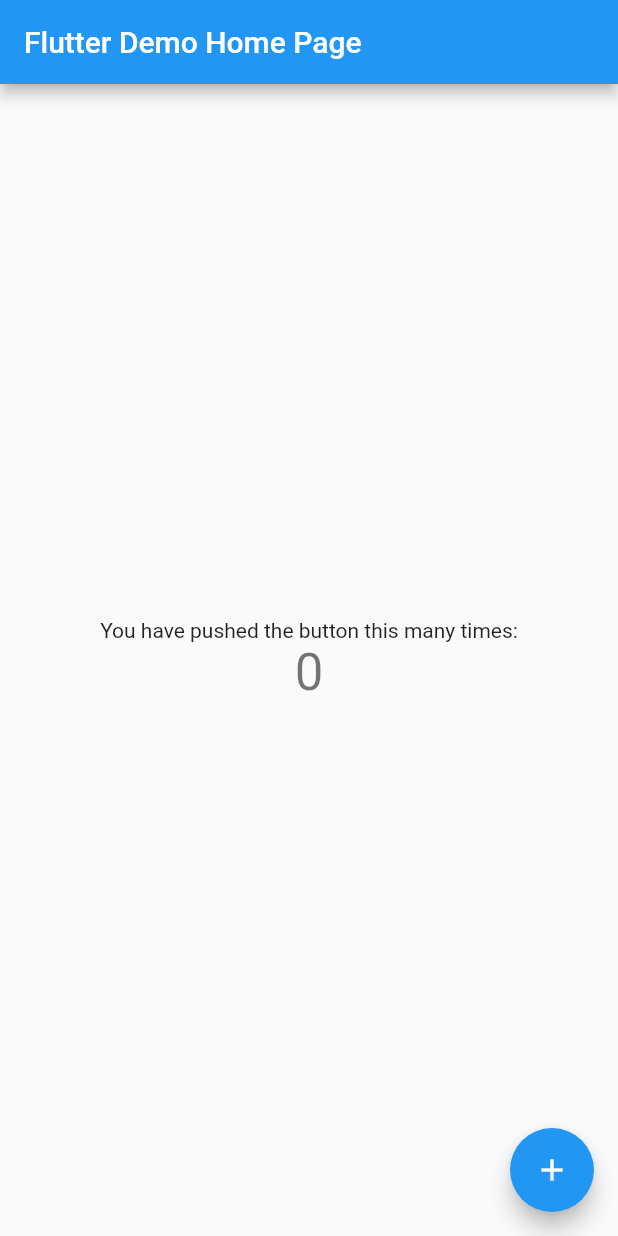
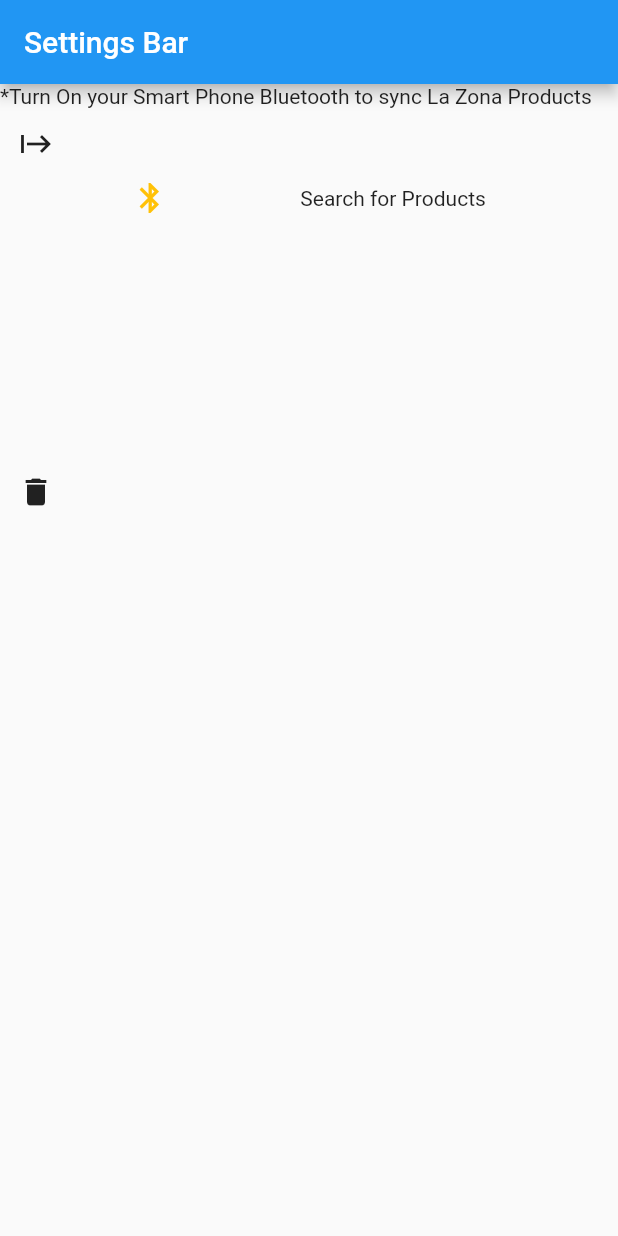
Before and after one commit to LaZona16/zone_app, a Flutter app: the screen it shows after launch, on a phone screen of 412 x 824 dp. Run offline on Flutter 3.47's test engine with Material 2 defaults, Android fonts, the phone set to English and light mode, and no system bars; our stand-ins replace get_it.

Commit message:
Added ViewModel, Screen and a couple of widgets.

```diff
--- /dev/null
+++ b/lib/business_logic/models/bluetooth_device.dart
@@ -0,0 +1,7 @@
+class BluetoothDevice {
+  final String name;
+
+  BluetoothDevice({
+    required this.name,
+  });
+}
--- /dev/null
+++ b/lib/business_logic/view_models/settings_viewmodel.dart
@@ -0,0 +1,23 @@
+import 'package:flutter/material.dart';
+import 'package:zone_app/business_logic/models/bluetooth_device.dart';
+
+import 'package:zone_app/services/bluetooth/bluetooth_service.dart';
+import 'package:zone_app/services/service_locator.dart';
+
+class SettingsScreenViewModel with ChangeNotifier {
+  final BluetoothService _bluetoothService = serviceLocator<BluetoothService>();
+  List<BluetoothDevice> _devices = [];
+
+  List<BluetoothDevice> get devices => _devices;
+
+  //Search for BE devices
+  void loadData() {
+    _devices = _bluetoothService.getBluetoothDevices();
+    notifyListeners();
+  }
+
+  void clearData() {
+    _devices.clear();
+    notifyListeners();
+  }
+}
--- a/lib/main.dart
+++ b/lib/main.dart
@@ -1,115 +1,24 @@
 import 'package:flutter/material.dart';
+import 'package:zone_app/services/service_locator.dart';
+import 'package:zone_app/ui/views/settings_screen.dart';
 
 void main() {
+  setupServiceLocator();
   runApp(const MyApp());
 }
 
 class MyApp extends StatelessWidget {
   const MyApp({Key? key}) : super(key: key);
 
-  // This widget is the root of your application.
   @override
   Widget build(BuildContext context) {
     return MaterialApp(
-      title: 'Flutter Demo',
+      title: 'The Zone App',
+      //Create the assets of the app
       theme: ThemeData(
-        // This is the theme of your application.
-        //
-        // Try running your application with "flutter run". You'll see the
-        // application has a blue toolbar. Then, without quitting the app, try
-        // changing the primarySwatch below to Colors.green and then invoke
-        // "hot reload" (press "r" in the console where you ran "flutter run",
-        // or simply save your changes to "hot reload" in a Flutter IDE).
-        // Notice that the counter didn't reset back to zero; the application
-        // is not restarted.
         primarySwatch: Colors.blue,
       ),
-      home: const MyHomePage(title: 'Flutter Demo Home Page'),
+      home: SettingsPage(),
     );
   }
 }
-
-class MyHomePage extends StatefulWidget {
-  const MyHomePage({Key? key, required this.title}) : super(key: key);
-
-  // This widget is the home page of your application. It is stateful, meaning
-  // that it has a State object (defined below) that contains fields that affect
-  // how it looks.
-
-  // This class is the configuration for the state. It holds the values (in this
-  // case the title) provided by the parent (in this case the App widget) and
-  // used by the build method of the State. Fields in a Widget subclass are
-  // always marked "final".
-
-  final String title;
-
-  @override
-  State<MyHomePage> createState() => _MyHomePageState();
-}
-
-class _MyHomePageState extends State<MyHomePage> {
-  int _counter = 0;
-
-  void _incrementCounter() {
-    setState(() {
-      // This call to setState tells the Flutter framework that something has
-      // changed in this State, which causes it to rerun the build method below
-      // so that the display can reflect the updated values. If we changed
-      // _counter without calling setState(), then the build method would not be
-      // called again, and so nothing would appear to happen.
-      _counter++;
-    });
-  }
-
-  @override
-  Widget build(BuildContext context) {
-    // This method is rerun every time setState is called, for instance as done
-    // by the _incrementCounter method above.
-    //
-    // The Flutter framework has been optimized to make rerunning build methods
-    // fast, so that you can just rebuild anything that needs updating rather
-    // than having to individually change instances of widgets.
-    return Scaffold(
-      appBar: AppBar(
-        // Here we take the value from the MyHomePage object that was created by
-        // the App.build method, and use it to set our appbar title.
-        title: Text(widget.title),
-      ),
-      body: Center(
-        // Center is a layout widget. It takes a single child and positions it
-        // in the middle of the parent.
-        child: Column(
-          // Column is also a layout widget. It takes a list of children and
-          // arranges them vertically. By default, it sizes itself to fit its
-          // children horizontally, and tries to be as tall as its parent.
-          //
-          // Invoke "debug painting" (press "p" in the console, choose the
-          // "Toggle Debug Paint" action from the Flutter Inspector in Android
-          // Studio, or the "Toggle Debug Paint" command in Visual Studio Code)
-          // to see the wireframe for each widget.
-          //
-          // Column has various properties to control how it sizes itself and
-          // how it positions its children. Here we use mainAxisAlignment to
-          // center the children vertically; the main axis here is the vertical
-          // axis because Columns are vertical (the cross axis would be
-          // horizontal).
-          mainAxisAlignment: MainAxisAlignment.center,
-          children: <Widget>[
-            const Text(
-              'You have pushed the button this many times:',
-            ),
-            Text(
-              '$_counter',
-              style: Theme.of(context).textTheme.headline4,
-            ),
-          ],
-        ),
-      ),
-      floatingActionButton: FloatingActionButton(
-        onPressed: _incrementCounter,
-        tooltip: 'Increment',
-        child: const Icon(Icons.add),
-      ), // This trailing comma makes auto-formatting nicer for build methods.
-    );
-  }
-}
--- /dev/null
+++ b/lib/services/bluetooth/bluetooth_service.dart
@@ -0,0 +1,5 @@
+import 'package:zone_app/business_logic/models/bluetooth_device.dart';
+
+abstract class BluetoothService {
+  List<BluetoothDevice> getBluetoothDevices();
+}
--- /dev/null
+++ b/lib/services/bluetooth/bluetooth_service_fake.dart
@@ -0,0 +1,15 @@
+import 'package:zone_app/business_logic/models/bluetooth_device.dart';
+import 'package:zone_app/services/bluetooth/bluetooth_service.dart';
+
+class BluetoothServiceFake implements BluetoothService {
+  @override
+  List<BluetoothDevice> getBluetoothDevices() {
+    return [
+      BluetoothDevice(name: "Disp1"),
+      BluetoothDevice(name: "Disp2"),
+      BluetoothDevice(name: "Disp3"),
+      BluetoothDevice(name: "Disp4"),
+      BluetoothDevice(name: "Disp5"),
+    ];
+  }
+}
--- /dev/null
+++ b/lib/services/service_locator.dart
@@ -0,0 +1,14 @@
+import 'package:get_it/get_it.dart';
+import 'package:zone_app/business_logic/view_models/settings_viewmodel.dart';
+import 'package:zone_app/services/bluetooth/bluetooth_service.dart';
+import 'package:zone_app/services/bluetooth/bluetooth_service_fake.dart';
+
+GetIt serviceLocator = GetIt.instance;
+
+void setupServiceLocator() {
+  serviceLocator
+      .registerLazySingleton<BluetoothService>(() => BluetoothServiceFake());
+
+  serviceLocator.registerFactory<SettingsScreenViewModel>(
+      () => SettingsScreenViewModel());
+}
--- /dev/null
+++ b/lib/ui/views/settings_screen.dart
@@ -0,0 +1,56 @@
+import 'package:flutter/material.dart';
+import 'package:provider/provider.dart';
+import 'package:zone_app/business_logic/view_models/settings_viewmodel.dart';
+import 'package:zone_app/services/service_locator.dart';
+import 'package:zone_app/ui/widgets/device_items.dart';
+import 'package:zone_app/ui/widgets/text_icon.dart';
+
+class SettingsPage extends StatelessWidget {
+  SettingsScreenViewModel settingsModel =
+      serviceLocator<SettingsScreenViewModel>();
+
+  @override
+  Widget build(BuildContext context) {
+    return ChangeNotifierProvider<SettingsScreenViewModel>(
+      create: (context) => settingsModel,
+      child: Scaffold(
+        appBar: AppBar(
+          title: Text("Settings Bar"),
+        ),
+        body: Column(
+          crossAxisAlignment: CrossAxisAlignment.start,
+          children: <Widget>[
+            const Text(
+                "*Turn On your Smart Phone Bluetooth to sync La Zona Products"),
+            // Click to search
+            IconButton(
+              onPressed: () {
+                settingsModel.loadData();
+              },
+              icon: Icon(Icons.start),
+            ),
+            const TextIcon(icon: Icons.bluetooth, title: "Search for Products"),
+            //ListView of Bluetooth Devices
+            Consumer<SettingsScreenViewModel>(
+              builder: (context, model, child) =>
+                  DeviceItems(devices: model.devices),
+            ),
+            //Click to delete
+            IconButton(
+              onPressed: () {
+                settingsModel.clearData();
+              },
+              icon: Icon(Icons.delete),
+            ),
+            // Syncronized products
+            // Card of 3 products
+
+            //Default Color
+
+            //Colors
+          ],
+        ),
+      ),
+    );
+  }
+}
--- /dev/null
+++ b/lib/ui/widgets/device_items.dart
@@ -0,0 +1,26 @@
+import 'package:flutter/material.dart';
+import 'package:zone_app/business_logic/models/bluetooth_device.dart';
+
+class DeviceItems extends StatelessWidget {
+  final List<BluetoothDevice> devices;
+
+  const DeviceItems({
+    Key? key,
+    required this.devices,
+  }) : super(key: key);
+
+  @override
+  Widget build(BuildContext context) {
+    return ConstrainedBox(
+      constraints: const BoxConstraints(
+        minHeight: 35.0,
+        maxHeight: 160.0,
+      ),
+      child: ListView.builder(
+          itemBuilder: (context, index) {
+            return Text(devices[index].name);
+          },
+          itemCount: devices.length),
+    );
+  }
+}
--- /dev/null
+++ b/lib/ui/widgets/text_icon.dart
@@ -0,0 +1,23 @@
+import 'package:flutter/material.dart';
+
+class TextIcon extends StatelessWidget {
+  final IconData icon;
+  final String title;
+
+  const TextIcon({Key? key, required this.icon, required this.title})
+      : super(key: key);
+
+  @override
+  Widget build(BuildContext context) {
+    return Row(
+      mainAxisAlignment: MainAxisAlignment.spaceEvenly,
+      children: <Widget>[
+        Icon(
+          Icons.bluetooth,
+          color: Colors.amber,
+        ),
+        Text(title),
+      ],
+    );
+  }
+}
```
Also changed, not shown: pubspec.yaml (+3 -23 lines).
